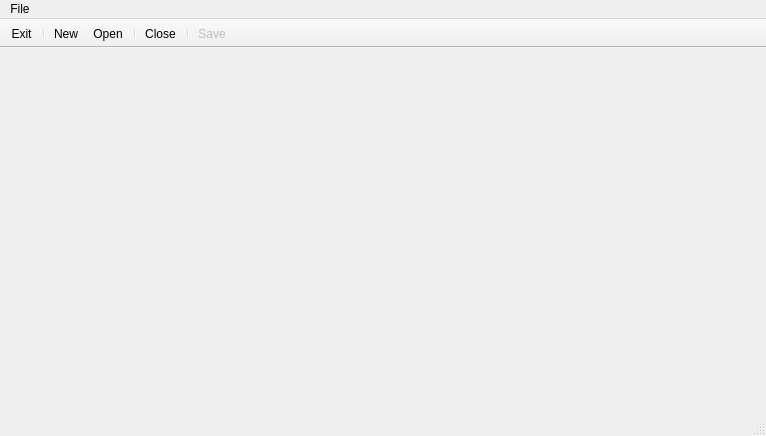
First picture: the form in mainwindow.ui, repository tbikfalvi/CsaladiKonyveles, before the edit.
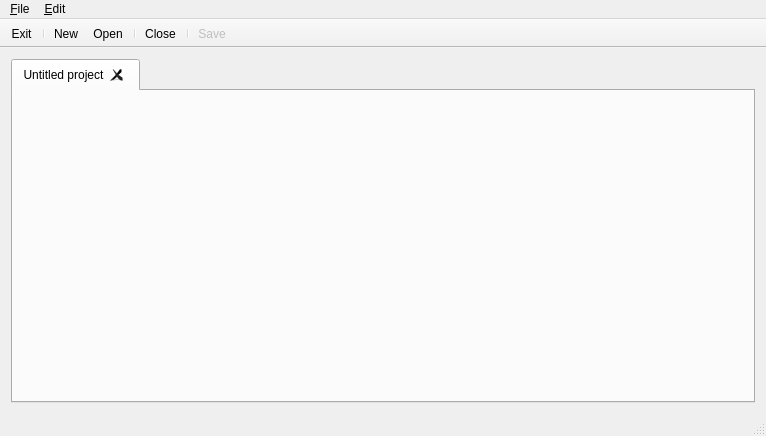
Second picture: the form after the edit. Icons and pictures are not drawn.

```diff
--- a/mainwindow.ui
+++ b/mainwindow.ui
@@ -17,19 +17,37 @@
    <iconset resource="csaladikonyveles.qrc">
     <normaloff>:/icons/csaladikonyveles.ico</normaloff>:/icons/csaladikonyveles.ico</iconset>
   </property>
-  <widget class="QWidget" name="centralWidget"/>
+  <widget class="QWidget" name="centralWidget">
+   <layout class="QVBoxLayout" name="verticalLayout">
+    <item>
+     <widget class="QTabWidget" name="tabProjects">
+      <property name="currentIndex">
+       <number>0</number>
+      </property>
+      <property name="tabsClosable">
+       <bool>true</bool>
+      </property>
+      <widget class="QWidget" name="tab">
+       <attribute name="title">
+        <string>Untitled project</string>
+       </attribute>
+      </widget>
+     </widget>
+    </item>
+   </layout>
+  </widget>
   <widget class="QMenuBar" name="menuBar">
    <property name="geometry">
     <rect>
      <x>0</x>
      <y>0</y>
      <width>766</width>
-     <height>18</height>
+     <height>20</height>
     </rect>
    </property>
-   <widget class="QMenu" name="menuFile">
+   <widget class="QMenu" name="menu_File">
     <property name="title">
-     <string>File</string>
+     <string>&amp;File</string>
     </property>
     <addaction name="action_New"/>
     <addaction name="action_Open"/>
@@ -40,7 +58,14 @@
     <addaction name="separator"/>
     <addaction name="action_ExitApplication"/>
    </widget>
-   <addaction name="menuFile"/>
+   <widget class="QMenu" name="menu_Edit">
+    <property name="title">
+     <string>&amp;Edit</string>
+    </property>
+    <addaction name="action_Preferences"/>
+   </widget>
+   <addaction name="menu_File"/>
+   <addaction name="menu_Edit"/>
   </widget>
   <widget class="QToolBar" name="toolBar">
    <property name="windowTitle">
```
Left out of the diff: 12 changed lines with no effect on the pictures.
